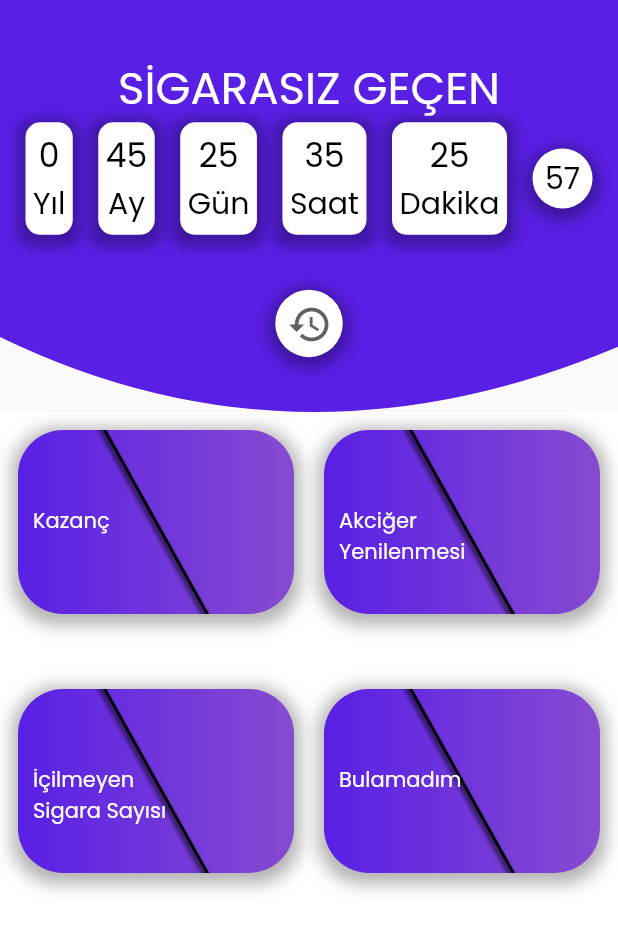
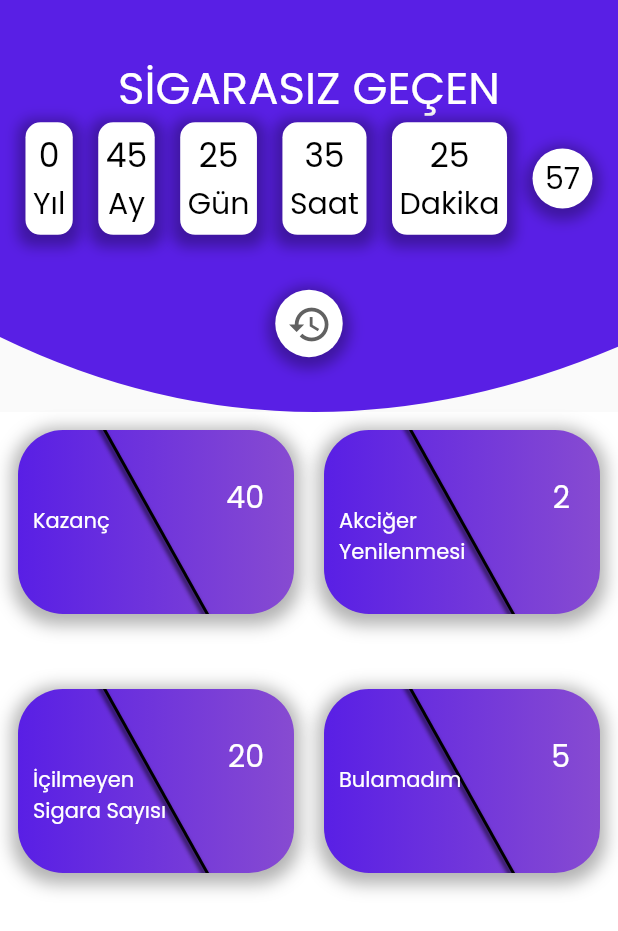
Before and after one commit to Tugberkab/Quit-Smoking-App, a Flutter app: the screen it shows after launch, after a tap on an icon or button, on a phone screen of 412 x 824 dp. Shown: the top 931 px of the screen. Run offline on Flutter 3.47's test engine with Material 2 defaults, Android fonts, the phone set to English and light mode, and no system bars; drawn by our look-alikes of streaming_shared_preferences; our stand-ins replace google_fonts, percent_indicator, shared_preferences; missing offline and left inert: snapping_sheet.

Commit message:
info and data card changed

```diff
--- a/lib/home/widget/data_card.dart
+++ b/lib/home/widget/data_card.dart
@@ -2,10 +2,12 @@ import 'package:flutter/material.dart';
 import 'package:quit_smoking_app/constants.dart';
 import 'package:quit_smoking_app/models/earnings.dart';
 import 'package:google_fonts/google_fonts.dart';
+import 'package:quit_smoking_app/models/time.dart';
 
 class DataCard extends StatelessWidget {
+  final Time? time;
   final Earnings? earnings;
-  const DataCard({Key? key, this.earnings}) : super(key: key);
+  const DataCard({Key? key, this.earnings, this.time}) : super(key: key);
 
   @override
   Widget build(BuildContext context) {
@@ -55,9 +57,16 @@ class DataCard extends StatelessWidget {
               color: Colors.white,
             ),
           ),
+        ),
+        Positioned(
+          top: 30,
+          right: 20,
+          child: Text(
+            earnings!.increase!.toString(),
+            style: GoogleFonts.poppins(color: Colors.white, fontSize: 20),
+          ),
         )
       ],
     );
-
   }
 }
--- a/lib/models/info.dart
+++ b/lib/models/info.dart
@@ -1,9 +1,12 @@
+import 'package:quit_smoking_app/models/time.dart';
+
 class Info {
+  final Time? time;
   final int? id;
   final double? increase;
   final String? text;
-
   Info({
+    this.time,
     this.id,
     this.text,
     this.increase,
@@ -14,31 +17,31 @@ List<Info> info = [
   Info(
     id: 1,
     text: '2 ila 12 hafta içinde kan dolaşımı düzelmeye başlar.',
-    increase: 10.0,
+    increase: 0.5,
   ),
   Info(
     id: 2,
     text: '9 ay içerisinde öksürük ve nefes darlığı azalır.',
-    increase: 10.0,
+    increase: 0.4,
   ),
   Info(
     id: 3,
     text: '9 ay içerisinde Akciğer fonksiyonları yüzde 5 artar.',
-    increase: 10.0,
+    increase: 0.3,
   ),
   Info(
     id: 4,
     text: '1 yıl sonra kalp krizi riski yarı yarıya azalır',
-    increase: 10.0,
+    increase: 0.6,
   ),
   Info(
     id: 5,
     text: '5 yıl sonra KOAH riski yarı yarıya azalır.',
-    increase: 10.0,
+    increase: 0.7,
   ),
   Info(
     id: 6,
     text: '5 yıl sonra sigara kullanmayan biri ile aynı olursunuz.',
-    increase: 10.0,
+    increase: 0.2,
   )
 ];
```
Also changed, not shown: lib/home/widget/info_card.dart (+11 -3 lines).
